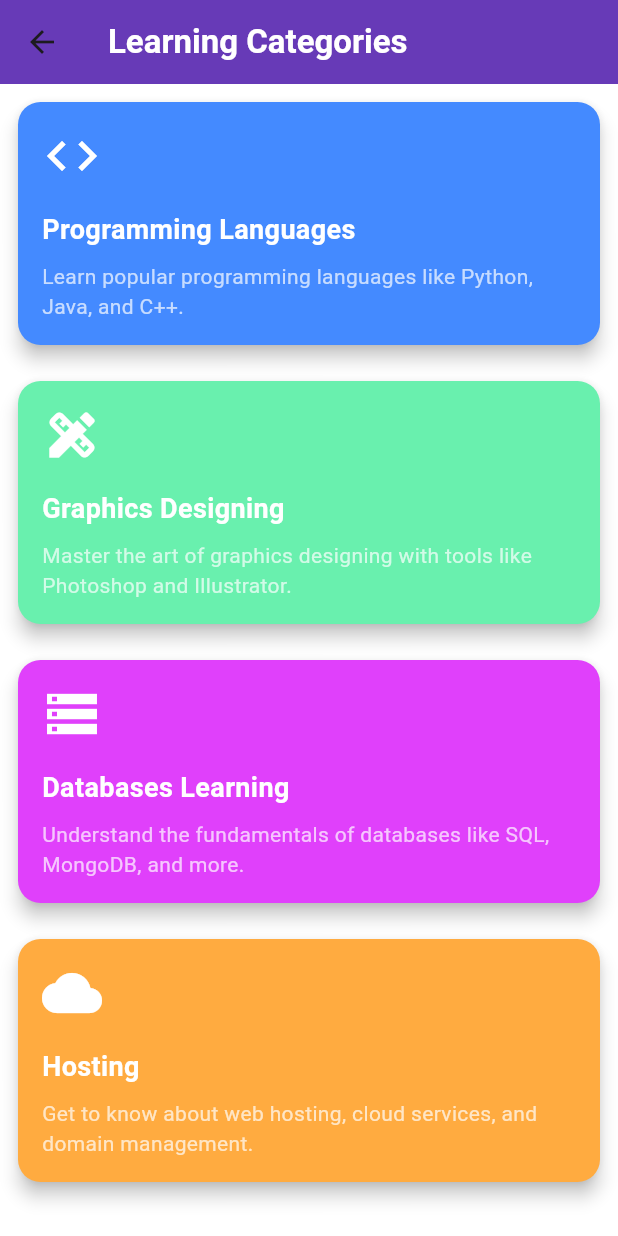
After one commit to SyedAleezHassan/learning_app_flutter_fyp, a Flutter app: the HomePage screen opened directly, after a tap on the "category" icon, on a phone screen of 412 x 824 dp. The commit adds this screen. Run offline on Flutter 3.47's test engine with Material 3 defaults, Android fonts, the phone set to English and light mode, and no system bars; our stand-ins replace cached_network_image, cloud_firestore, firebase_auth, firebase_core, firebase_storage, fluttertoast and 4 more; accounts and stored records are empty.

Commit message:
making home page icons workable

```diff
--- /dev/null
+++ b/lib/home_page_icons/category.dart
@@ -0,0 +1,89 @@
+import 'package:flutter/material.dart';
+
+
+
+class categoryPage extends StatelessWidget {
+  final List<Map<String, dynamic>> categories = [
+    {
+      'title': 'Programming Languages',
+      'description': 'Learn popular programming languages like Python, Java, and C++.',
+      'icon': Icons.code,
+      'color': Colors.blueAccent,
+    },
+    {
+      'title': 'Graphics Designing',
+      'description': 'Master the art of graphics designing with tools like Photoshop and Illustrator.',
+      'icon': Icons.design_services,
+      'color': Colors.greenAccent,
+    },
+    {
+      'title': 'Databases Learning',
+      'description': 'Understand the fundamentals of databases like SQL, MongoDB, and more.',
+      'icon': Icons.storage,
+      'color': Colors.purpleAccent,
+    },
+    {
+      'title': 'Hosting',
+      'description': 'Get to know about web hosting, cloud services, and domain management.',
+      'icon': Icons.cloud,
+      'color': Colors.orangeAccent,
+    },
+  ];
+
+  @override
+  Widget build(BuildContext context) {
+    return Scaffold(
+      appBar: AppBar(
+        title: Text('Learning Categories',style: TextStyle(color: Colors.white,fontWeight: FontWeight.bold),),
+        backgroundColor: Colors.deepPurple,
+      ),
+      body: SingleChildScrollView(
+        child: Column(
+          children: categories.map((category) {
+            return Padding(
+              padding: const EdgeInsets.all(8.0),
+              child: Card(
+                color: category['color'],
+                shape: RoundedRectangleBorder(
+                  borderRadius: BorderRadius.circular(15.0),
+                ),
+                elevation: 5,
+                child: Container(
+                  width: double.infinity, // Makes the card fill the screen width
+                  padding: const EdgeInsets.all(16.0),
+                  child: Column(
+                    crossAxisAlignment: CrossAxisAlignment.start,
+                    children: [
+                      Icon(
+                        category['icon'],
+                        size: 40,
+                        color: Colors.white,
+                      ),
+                      SizedBox(height: 16.0),
+                      Text(
+                        category['title'],
+                        style: TextStyle(
+                          color: Colors.white,
+                          fontSize: 18.0,
+                          fontWeight: FontWeight.bold,
+                        ),
+                      ),
+                      SizedBox(height: 8.0),
+                      Text(
+                        category['description'],
+                        style: TextStyle(
+                          color: Colors.white70,
+                          fontSize: 14.0,
+                        ),
+                      ),
+                    ],
+                  ),
+                ),
+              ),
+            );
+          }).toList(),
+        ),
+      ),
+    );
+  }
+}
--- a/lib/screens/home_screen.dart
+++ b/lib/screens/home_screen.dart
@@ -2,7 +2,13 @@
 
 import 'package:flutter/material.dart';
 import 'package:flutter_application_1/color/color.dart';
+import 'package:flutter_application_1/home_page_icons/category.dart';
+import 'package:flutter_application_1/home_page_icons/leaderBoard.dart';
 import 'package:flutter_application_1/screens/course_screen.dart';
+
+import '../home_page_icons/classes.dart';
+import '../home_page_icons/freeCourse.dart';
+import '../home_page_icons/liveCourse.dart';
 // import 'package:flutter_application_1/screens/login.dart';
 // import 'package:flutter_application_1/screens/welcome_screen.dart';
 // import 'package:get/get.dart';
@@ -154,7 +160,8 @@ class _HomePageState extends State<HomePage> {
                   itemBuilder: (context, index) {
                     return Column(
                       children: [
-                        Container(
+                        InkWell(
+                          child: Container(
                             height: 60,
                             width: 60,
                             decoration: BoxDecoration(
@@ -164,6 +171,37 @@ class _HomePageState extends State<HomePage> {
                             child: Center(
                               child: catIcons[index],
                             ),
+                          ),
+                          onTap: () {
+                            if (index == 0) {
+                              Navigator.push(
+                                  context,
+                                  MaterialPageRoute(
+                                      builder: (context) => categoryPage()));
+                            }
+                            if (index == 1) {
+                              Navigator.push(
+                                  context,
+                                  MaterialPageRoute(
+                                      builder: (contex) => classes()));
+                            }
+                            if (index==2) {
+                              Navigator.push(context, MaterialPageRoute(builder: (context)=>freeCourse()));
+
+                            }
+                              if (index==3) {
+                              Navigator.push(context, MaterialPageRoute(builder: (context)=>freeCourse()));
+
+                            }
+                              if (index==4) {
+                              Navigator.push(context, MaterialPageRoute(builder: (context)=>liveCourse()));
+
+                            }
+                               if (index==5) {
+                              Navigator.push(context, MaterialPageRoute(builder: (context)=>leaderBoard()));
+
+                            }
+                          },
                         ),
                         SizedBox(height: 10),
                         Text(
```
Also changed, not shown: lib/home_page_icons/classes.dart (added, +12 -0 lines), lib/home_page_icons/freeCourse.dart (added, +50 -0 lines), lib/home_page_icons/leaderBoard.dart (added, +80 -0 lines), lib/home_page_icons/liveCourse.dart (added, +50 -0 lines). Lines whose indentation alone changed are shown as unchanged.
